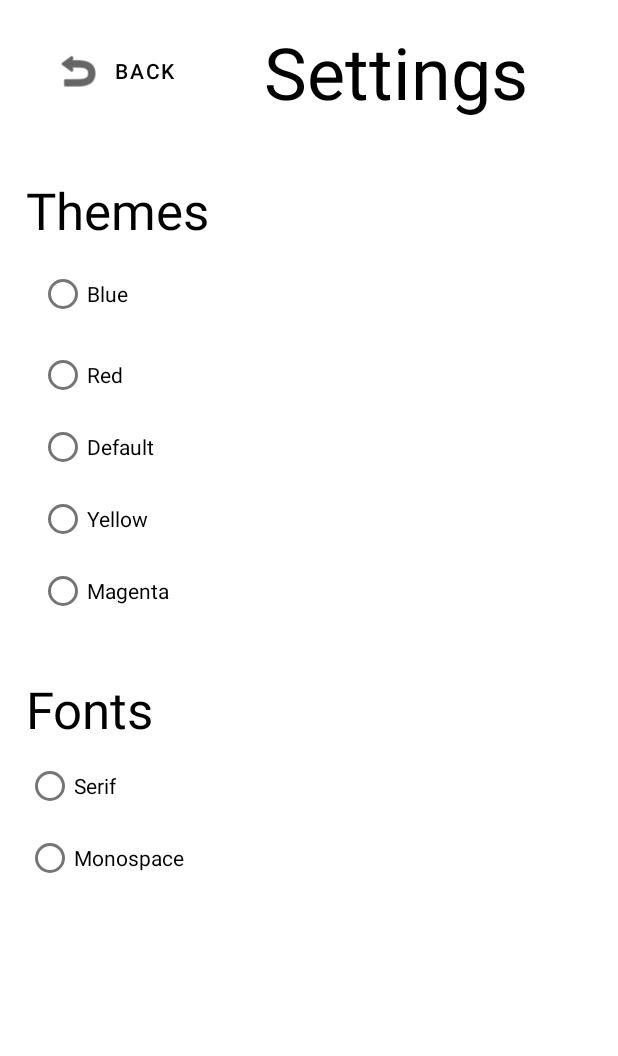
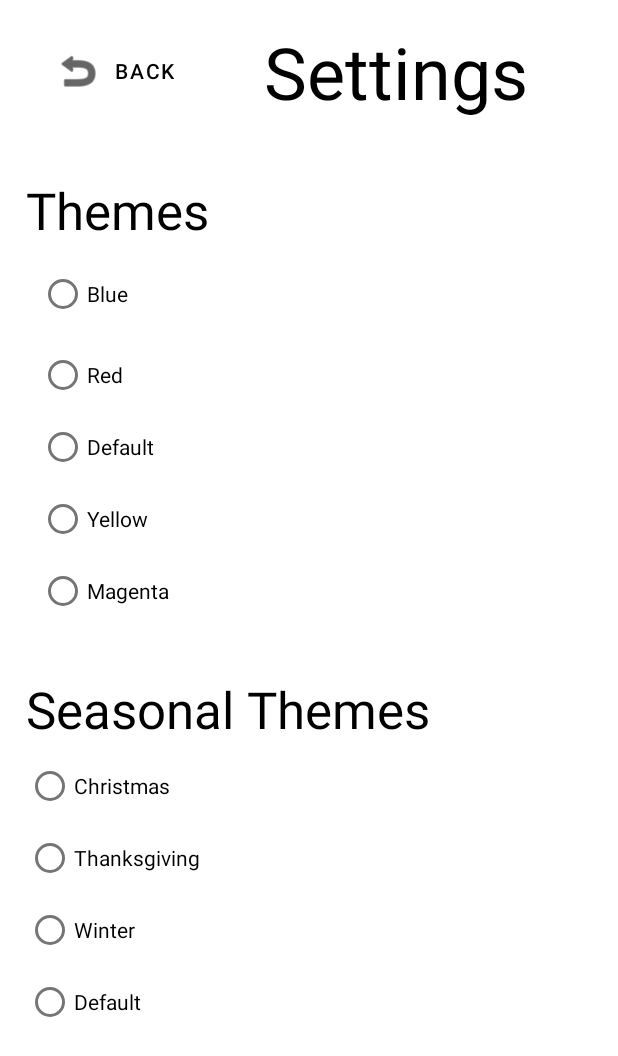
Before and after one commit to SpencerLefever/TodoList-AndroidApp, an Android app: the SettingsActivity screen opened directly, with no data from a screen before it, on a phone screen of 412 x 824 dp. Shown: the top 1056 px of the screen. Run offline under Robolectric (Android 15) with nearby library versions, the light colour scheme and no system bars.

Commit message:
commit push

```diff
--- /dev/null
+++ b/TodoList/app/src/main/res/drawable/christmas.xml
@@ -0,0 +1,4 @@
+<?xml version="1.0" encoding="utf-8"?>
+<selector xmlns:android="http://schemas.android.com/apk/res/android">
+    <item android:drawable="@drawable/christmas2"/>
+</selector>
--- a/TodoList/app/src/main/res/layout/activity_main.xml
+++ b/TodoList/app/src/main/res/layout/activity_main.xml
@@ -19,7 +19,6 @@
             android:layout_height="match_parent"
             android:layout_weight="1"
             android:text="Todo List"
-            android:textColor="#000000"
             android:textSize="54sp" />
 
         <Button
@@ -47,7 +46,6 @@
             android:layout_weight="1"
             android:gravity="center_vertical"
             android:text="Tasks:"
-            android:textColor="#000000"
             android:textSize="40sp" />
 
         <Button
--- a/TodoList/app/src/main/res/layout/activity_settings.xml
+++ b/TodoList/app/src/main/res/layout/activity_settings.xml
@@ -176,7 +176,7 @@
 
         android:layout_marginTop="450dp"
 
-        android:text="Fonts"
+        android:text="Seasonal Themes"
 
         android:textAppearance="@style/TextAppearance.AppCompat.Large"
 
@@ -191,27 +191,51 @@
 
         <RadioButton
 
-            android:id="@+id/serif"
+            android:id="@+id/christmas"
 
             android:layout_width="wrap_content"
 
             android:layout_height="wrap_content"
 
-            android:onClick="serif"
+            android:onClick="christmas"
 
-            android:text="Serif" />
+            android:text="Christmas" />
 
         <RadioButton
 
-            android:id="@+id/monospace"
+            android:id="@+id/thanksgiving"
 
             android:layout_width="wrap_content"
 
             android:layout_height="wrap_content"
 
-            android:onClick="monospace"
+            android:onClick="thanksgiving"
 
-            android:text="Monospace" />
+            android:text="Thanksgiving" />
+
+        <RadioButton
+
+            android:id="@+id/winter"
+
+            android:layout_width="wrap_content"
+
+            android:layout_height="wrap_content"
+
+            android:onClick="winter"
+
+            android:text="Winter" />
+
+        <RadioButton
+
+            android:id="@+id/default2"
+
+            android:layout_width="wrap_content"
+
+            android:layout_height="wrap_content"
+
+            android:onClick="white"
+
+            android:text="Default" />
     </RadioGroup>
 
 
--- a/TodoList/app/src/main/res/values/colors.xml
+++ b/TodoList/app/src/main/res/values/colors.xml
@@ -12,4 +12,10 @@
     <color name="green">#00FF00</color>
     <color name="yellow">#F0FF00</color>
     <color name="magenta">#FF00F0</color>
+    <color name="darkgreen">#4F7942</color>
+    <color name="lightred">#D2042D</color>
+    <color name="brown">#9c5708</color>
+    <color name="orange">#f47b20</color>
+    <color name="lightblue">#38B0DE</color>
+    <color name="navy">#325C74</color>
 </resources>
--- a/TodoList/app/src/main/res/values/themes.xml
+++ b/TodoList/app/src/main/res/values/themes.xml
@@ -49,4 +49,25 @@
         <item name="colorOnPrimary">@color/white</item>
     </style>
 
+    <style name="Theme.Christmas" parent="Theme.AppCompat.DayNight.NoActionBar">
+        <item name="android:background">@color/darkgreen</item>
+        <item name="android:textColor">@color/lightred</item>
+        <item name="colorPrimary">@color/lightred</item>
+        <item name="colorOnPrimary">@color/white</item>
+    </style>
+
+    <style name="Theme.Thanksgiving" parent="Theme.AppCompat.DayNight.NoActionBar">
+        <item name="android:background">@color/brown</item>
+        <item name="android:textColor">@color/orange</item>
+        <item name="colorPrimary">@color/orange</item>
+        <item name="colorOnPrimary">@color/white</item>
+    </style>
+
+    <style name="Theme.Winter" parent="Theme.AppCompat.DayNight.NoActionBar">
+        <item name="android:background">@color/lightblue</item>
+        <item name="android:textColor">@color/navy</item>
+        <item name="colorPrimary">@color/navy</item>
+        <item name="colorOnPrimary">@color/white</item>
+    </style>
+
 </resources>
```
Also changed, not shown: TodoList/app/src/main/java/com/example/todolist/AddTaskActivity.java (+10 -9 lines), TodoList/app/src/main/java/com/example/todolist/SettingsActivity.java (+18 -8 lines), TodoList/app/src/main/res/drawable-v24/christmas2.png (added).
